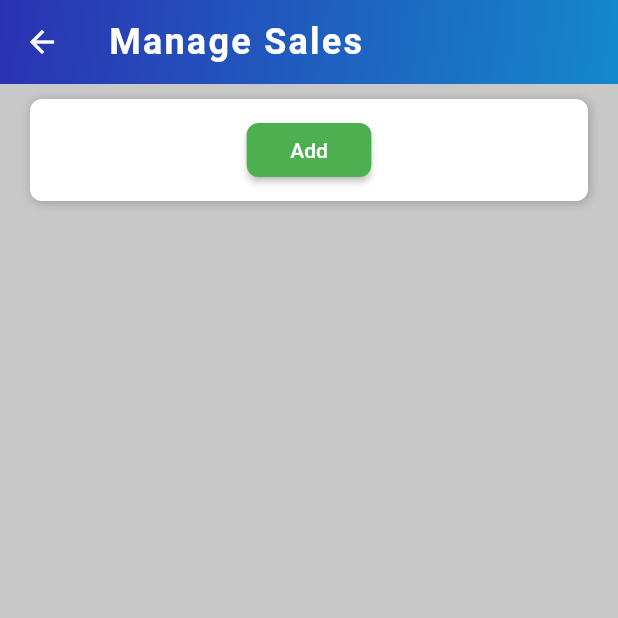
After one commit to xkhaliil/PharmacyManagementSystem, a Flutter app: the EmployeeManageSalesScreen screen opened by its route, on a phone screen of 412 x 824 dp, the top half of it. The commit adds this screen. Run offline on Flutter 3.47's test engine with Material 2 defaults, Android fonts, the phone set to English and light mode, and no system bars; our stand-ins replace cloud_firestore, firebase_auth, firebase_core, lottie, shared_preferences; accounts and stored records are empty; Roboto replaces fonts that are missing (Montserrat).

Commit message:
Final commit

```diff
--- a/lib/routes.dart
+++ b/lib/routes.dart
@@ -11,6 +11,7 @@ import 'package:pharmacymanagementsystem/crud_screen/update/update_account.dart'
 import 'package:pharmacymanagementsystem/crud_screen/update/update_category.dart';
 import 'package:pharmacymanagementsystem/crud_screen/update/update_medicament.dart';
 import 'package:pharmacymanagementsystem/crud_screen/update/update_sale.dart';
+import 'package:pharmacymanagementsystem/salesemployee_screen/employesale.dart';
 
 
 import 'package:pharmacymanagementsystem/screens/error_screen/error.dart';
@@ -33,7 +34,7 @@ Map<String, WidgetBuilder> routes = {
   HomeScreen.routeName :(context) => const HomeScreen(),
   EmployeeHomeScreen.routeName :(context) => const EmployeeHomeScreen(),
   StatisticsScreen.routeName:(context) => const StatisticsScreen(),
-  MyAccountScreen.routeName :(context) => const MyAccountScreen(),
+  MyAccountScreen.routeName :(context) =>  MyAccountScreen(),
   AddAccountScreen.routeName :(context) => const AddAccountScreen(),
   AccountUpdateScreen.routeName :(context) => const AccountUpdateScreen(),
   AccountRemoveScreen.routeName :(context) => const AccountRemoveScreen(),
@@ -47,5 +48,6 @@ Map<String, WidgetBuilder> routes = {
   MedicamentUpdateScreen.routeName :(context) =>  const MedicamentUpdateScreen(),
   AddSaleScreen.routeName :(context) => const AddSaleScreen(),
   UpdateSaleScreen.routeName  :(context) => const UpdateSaleScreen(),
+  EmployeeManageSalesScreen.routeName :(context) => const EmployeeManageSalesScreen(),
 
 };
--- /dev/null
+++ b/lib/salesemployee_screen/employesale.dart
@@ -0,0 +1,136 @@
+import 'package:flutter/material.dart';
+import 'package:pharmacymanagementsystem/data/sale/sale-source.dart';
+import '../crud_screen/add/add_sale.dart';
+import '../model/sale/sale.dart';
+
+class EmployeeManageSalesScreen extends StatefulWidget {
+  const EmployeeManageSalesScreen({super.key});
+
+  static String routeName = "E-sale";
+
+  @override
+  State<EmployeeManageSalesScreen> createState() => _EmployeeManageSalesScreenState();
+}
+
+class _EmployeeManageSalesScreenState extends State<EmployeeManageSalesScreen> {
+  List<Sale> saleList = List.empty();
+
+  @override
+  void initState() {
+    super.initState();
+    updateSales();
+  }
+
+  @override
+  Widget build(BuildContext context) {
+    return Scaffold(
+      appBar: AppBar(
+        title: const Text(
+          'Manage Sales',
+          style: TextStyle(
+            fontSize: 24,
+            fontWeight: FontWeight.bold,
+            fontFamily: 'Montserrat',
+            letterSpacing: 1.5,
+          ),
+        ),
+        flexibleSpace: Container(
+          decoration: const BoxDecoration(
+            gradient: LinearGradient(
+              colors: [Color(0xFF2B32B2), Color(0xFF1488CC)],
+              begin: Alignment.topLeft,
+              end: Alignment.bottomRight,
+              tileMode: TileMode.clamp,
+            ),
+          ),
+        ),
+        elevation: 0,
+      ),
+      body: Container(
+        margin: const EdgeInsets.symmetric(horizontal: 20, vertical: 10),
+        child: Column(
+          crossAxisAlignment: CrossAxisAlignment.stretch,
+          children: [
+            Container(
+              decoration: BoxDecoration(
+                color: Colors.white,
+                borderRadius: BorderRadius.circular(8),
+                boxShadow: const [
+                  BoxShadow(
+                    color: Colors.grey,
+                    blurRadius: 5,
+                    offset: Offset(1, 1),
+                  ),
+                ],
+              ),
+              child: Row(
+                mainAxisAlignment: MainAxisAlignment.spaceEvenly,
+                children: [
+                  Padding(
+                    padding: const EdgeInsets.all(10.0),
+                    child: ElevatedButton(
+                      onPressed: () {
+                        Navigator.pushNamed(context, AddSaleScreen.routeName)
+                            .then((value) => updateSales());
+                      },
+                      style: ElevatedButton.styleFrom(
+                        foregroundColor: Colors.white,
+                        backgroundColor: Colors.green,
+                        shape: RoundedRectangleBorder(
+                          borderRadius: BorderRadius.circular(8),
+                        ),
+                      ),
+                      child: const Padding(
+                        padding:
+                            EdgeInsets.symmetric(vertical: 10, horizontal: 13),
+                        child: Text(
+                          'Add',
+                          style: TextStyle(fontSize: 14),
+                        ),
+                      ),
+                    ),
+                  ),
+                ],
+              ),
+            ),
+            const SizedBox(height: 16),
+            Expanded(
+              child: ListView.builder(
+                itemCount: saleList.length,
+                itemBuilder: (BuildContext context, int index) {
+                  return Card(
+                    elevation: 2,
+                    child: Column(
+                      children: [
+                        ListTile(
+                          title: Text(
+                            saleList[index].medicamentName,
+                          ),
+                          subtitle: Text(
+                            saleList[index].finalPrice.toString(),
+                          ),
+                          trailing: Wrap(
+                            spacing: 12, // space between two icons
+
+                          ),
+                        ),
+                      ],
+                    ),
+                  );
+                },
+              ),
+            ),
+          ],
+        ),
+      ),
+    );
+  }
+
+  updateSales() {
+    SaleSource.getAllSales().then((sales) {
+      setState(() {
+        saleList = sales;
+      });
+    });
+  }
+}
```
Also changed, not shown: lib/admin_home_screen/myAccount.dart (+42 -7 lines), lib/employee_home_screen/home.dart (deleted, +0 -172 lines), lib/salesemployee_screen/emplyeHome.dart (+73 -83 lines), lib/screens/login_screen/login.dart (+34 -2 lines), lib/screens/splash_screen/splash.dart (+16 -12 lines), pubspec.lock.
